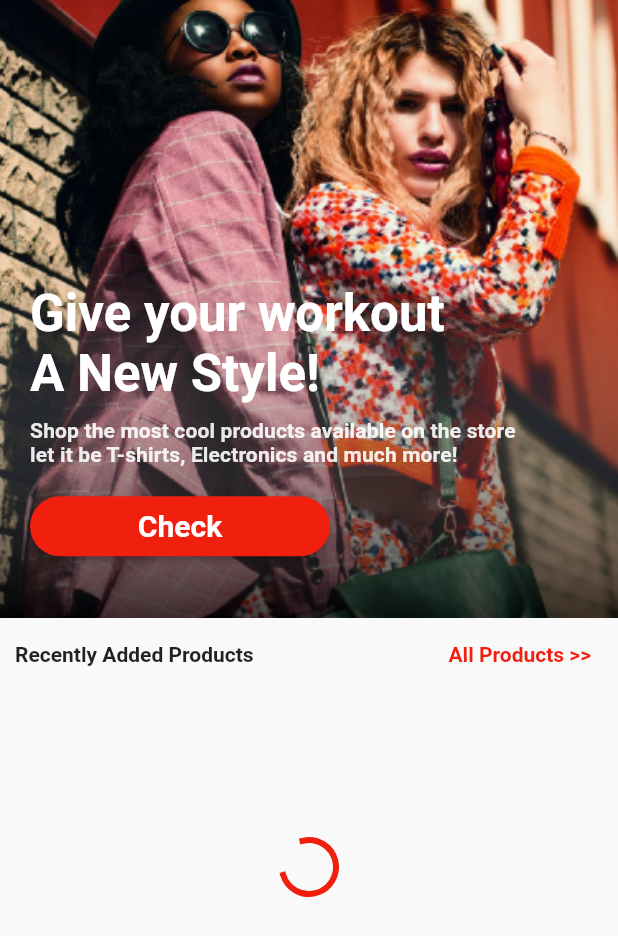
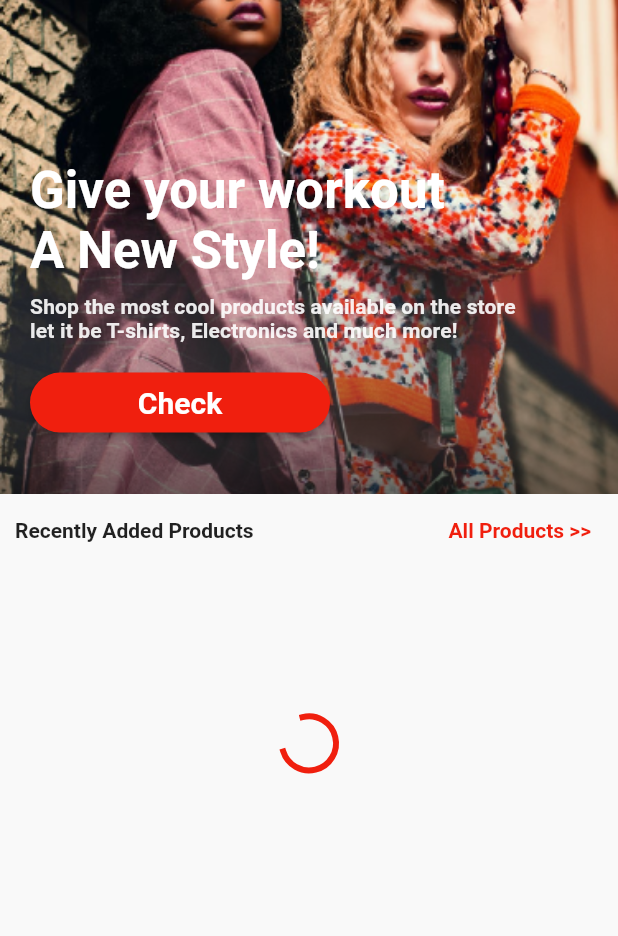
Before and after one commit to linhvv17/aumall, a Flutter app: the HomeView screen opened by its route, on a phone screen of 412 x 824 dp. Shown: the top 936 px of the screen. Run offline on Flutter 3.47's test engine with Material 2 defaults, Android fonts, the phone set to English and light mode, and no system bars; drawn by our look-alikes of carousel_slider; our stand-ins replace bloc, dartz, dio, equatable, flutter_bloc, flutter_dotenv and 15 more; missing offline and left inert: cloudinary_sdk, fl_country_code_picker; accounts and stored records are empty; project files that could hold a hidden picture were left out.

Commit message:
default code

```diff
--- /dev/null
+++ b/assets/txt/user.txt
@@ -0,0 +1 @@
+{"success":true,"user":{"_id":"649c06b48b57c5ad41885d48","name":"link","email":"linhvv17@gmail.com","role":"user","createdAt":"2023-06-28T10:08:52.576Z","__v":0}}
--- a/lib/core/utilities/endpoints.dart
+++ b/lib/core/utilities/endpoints.dart
@@ -30,3 +30,5 @@ bool? isLoggedIN;
 const String baseURLAuMall  = "http://45.77.171.218:8080/api";
 const String loginAuMall  = "/auth/login";
 const String registerAuMall  = "/auth/register";
+const String profileAuMall = '/user';
+const String updateProfileAuMall = '/user/update';
--- a/lib/features/home/presentation/view/home.dart
+++ b/lib/features/home/presentation/view/home.dart
@@ -1,10 +1,17 @@
+import 'package:aumall/features/home/widgets/banner.dart';
+import 'package:aumall/features/shop/domain/entities/products_entity.dart';
+import 'package:carousel_slider/carousel_slider.dart';
+import 'package:dartz/dartz.dart';
 import 'package:flutter/material.dart';
 import 'package:flutter_bloc/flutter_bloc.dart';
 import 'package:lottie/lottie.dart';
 import 'package:aumall/core/utilities/mediaquery.dart';
 import 'package:aumall/features/home/presentation/view/product_details.dart';
+import '../../../../core/colors/colors.dart';
 import '../../../../core/utilities/strings.dart';
+import '../../../login/presentation/widgets/mainbutton.dart';
 import '../../../shop/presentation/bloc/products_bloc.dart';
+import '../../widgets/carousel.dart';
 import '../../widgets/customGridView.dart';
 import '../../widgets/header.dart';
 import '../../widgets/product_item_new.dart';
@@ -17,7 +24,114 @@ class HomeView extends StatelessWidget {
     return Scaffold(
       body: Column(
         children: [
-          const HomeHeader(),
+          CarouselSlider(
+            items: [
+              Stack(children: [
+                Container(
+                  width: kWidth(context),
+                  height: kHeight(context) * 0.5,
+                  decoration: const BoxDecoration(
+                      image: DecorationImage(
+                          image: AssetImage("assets/images/header.png"),
+                          fit: BoxFit.cover)),
+                ),
+                Container(
+                    width: kWidth(context),
+                    height: kHeight(context) * 0.5,
+                    decoration: const BoxDecoration(
+                        image: DecorationImage(
+                            image: AssetImage("assets/images/opacity.png"),
+                            fit: BoxFit.cover))),
+                Positioned(
+                  bottom: kHeight(context) * 0.05,
+                  left: 20,
+                  child: Column(
+                    crossAxisAlignment: CrossAxisAlignment.start,
+                    children: [
+                      Text(
+                        AppStrings.headerTitle,
+                        style: Theme.of(context)
+                            .textTheme
+                            .headline4!
+                            .copyWith(color: ColorManager.white),
+                      ),
+                      const SizedBox(
+                        height: 10,
+                      ),
+                      Text(
+                        AppStrings.headerSuTitle,
+                        style: Theme.of(context).textTheme.titleSmall!.copyWith(
+                          color: ColorManager.white.withOpacity(0.9),
+                        ),
+                      ),
+                      const SizedBox(
+                        height: 20,
+                      ),
+                      SizedBox(
+                          width: 200,
+                          child: MainButton(
+                              text: AppStrings.check, height: 40, ontab: () {}))
+                    ],
+                  ),
+                ),
+              ],),
+              Stack(children: [
+                Container(
+                  width: kWidth(context),
+                  height: kHeight(context) * 0.5,
+                  decoration: const BoxDecoration(
+                      image: DecorationImage(
+                          image: AssetImage("assets/images/header.png"),
+                          fit: BoxFit.cover)),
+                ),
+                Container(
+                    width: kWidth(context),
+                    height: kHeight(context) * 0.5,
+                    decoration: const BoxDecoration(
+                        image: DecorationImage(
+                            image: AssetImage("assets/images/opacity.png"),
+                            fit: BoxFit.cover))),
+                Positioned(
+                  bottom: kHeight(context) * 0.05,
+                  left: 20,
+                  child: Column(
+                    crossAxisAlignment: CrossAxisAlignment.start,
+                    children: [
+                      Text(
+                        AppStrings.headerTitle,
+                        style: Theme.of(context)
+                            .textTheme
+                            .headline4!
+                            .copyWith(color: ColorManager.white),
+                      ),
+                      const SizedBox(
+                        height: 10,
+                      ),
+                      Text(
+                        AppStrings.headerSuTitle,
+                        style: Theme.of(context).textTheme.titleSmall!.copyWith(
+                          color: ColorManager.white.withOpacity(0.9),
+                        ),
+                      ),
+                      const SizedBox(
+                        height: 20,
+                      ),
+                      SizedBox(
+                          width: 200,
+                          child: MainButton(
+                              text: AppStrings.check, height: 40, ontab: () {}))
+                    ],
+                  ),
+                ),
+              ])
+            ],
+            options: CarouselOptions(
+                autoPlay: true,
+                viewportFraction: 1,
+                height: kHeight(context) * 0.4,
+            ),
+          ),
+          // const HomeHeader(),
           Padding(
             padding: const EdgeInsets.symmetric(horizontal: 10),
             child: Row(
@@ -27,7 +141,9 @@ class HomeView extends StatelessWidget {
                   AppStrings.recentlyAddedProducts,
                 ),
                 TextButton(
-                  onPressed: () {},
+                  onPressed: () {
+
+                  },
                   child: const Text(
                     'All Products >>',
                   ),
--- a/lib/features/home/widgets/header.dart
+++ b/lib/features/home/widgets/header.dart
@@ -57,6 +57,7 @@ class HomeHeader extends StatelessWidget {
           ],
         ),
       ),
-    ]);
+    ]
+    );
   }
 }
--- a/lib/features/profile/presentation/views/profile.dart
+++ b/lib/features/profile/presentation/views/profile.dart
@@ -131,7 +131,11 @@ class ProfileView extends StatelessWidget {
                           onTap: () {
                             Navigator.pushReplacementNamed(
                                 context, AppRoutes.login);
+                            //clear data
                             PreferenceHelper.removeData(key: 'token');
+                            //remove save login
+                            PreferenceHelper.saveDataInSharedPreference(
+                                key: "IsLoggedIn", value: false);
                           },
                           title: Text(
                             AppStrings.logout,
--- a/lib/features/splash&onboarding/presentation/views/splash.dart
+++ b/lib/features/splash&onboarding/presentation/views/splash.dart
@@ -29,7 +29,7 @@ class SplashViewState extends State<SplashView>
   void navigationPage() {
     isLoggedIN =
         PreferenceHelper.getDataFromSharedPreference(key: 'IsLoggedIn');
-    isLoggedIN != null
+    isLoggedIN == true
         ? Navigator.pushReplacementNamed(context, AppRoutes.layout)
         : Navigator.pushReplacementNamed(context, AppRoutes.login);
   }
```
Also changed, not shown: lib/features/home/widgets/banner.dart (added, +100 -0 lines), lib/features/profile/data/datasources/profile_remote_datasource.dart (+7 -0 lines).
